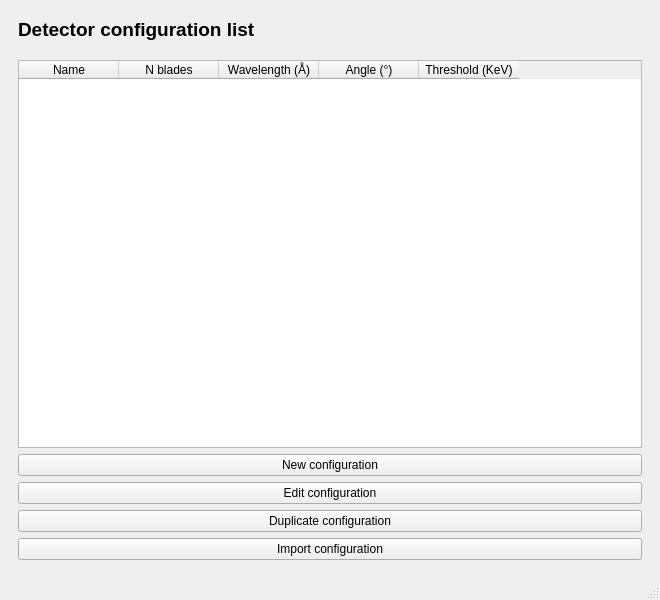
First picture: the form in efficiencyCalculator/efficiencyMainwindow2.ui, repository ess-dg/dg_efficiencyCalculator, before the edit.
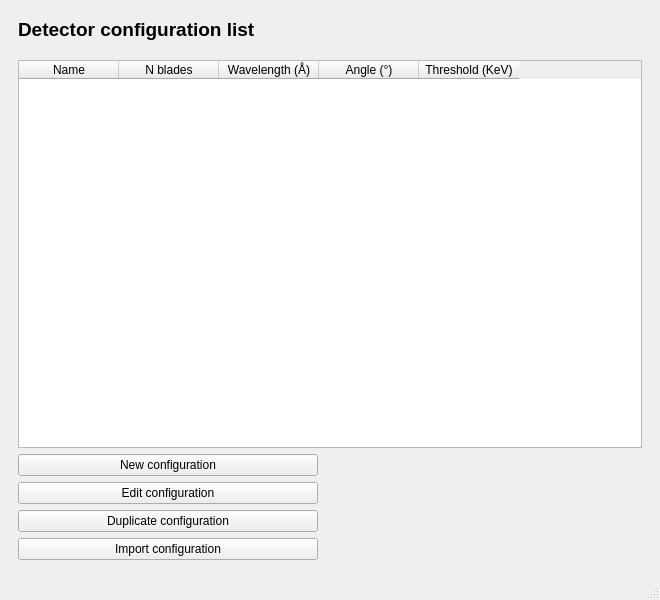
Second picture: the form after the edit.

```diff
--- a/efficiencyCalculator/efficiencyMainwindow2.ui
+++ b/efficiencyCalculator/efficiencyMainwindow2.ui
@@ -84,6 +84,24 @@
           <layout class="QVBoxLayout" name="verticalLayout_2">
            <item>
             <widget class="QPushButton" name="addButton">
+             <property name="sizePolicy">
+              <sizepolicy hsizetype="MinimumExpanding" vsizetype="Maximum">
+               <horstretch>0</horstretch>
+               <verstretch>0</verstretch>
+              </sizepolicy>
+             </property>
+             <property name="maximumSize">
+              <size>
+               <width>300</width>
+               <height>16777215</height>
+              </size>
+             </property>
+             <property name="cursor">
+              <cursorShape>PointingHandCursor</cursorShape>
+             </property>
+             <property name="layoutDirection">
+              <enum>Qt::LeftToRight</enum>
+             </property>
              <property name="text">
               <string>New configuration</string>
              </property>
@@ -91,6 +109,12 @@
            </item>
            <item>
             <widget class="QPushButton" name="editButton">
+             <property name="maximumSize">
+              <size>
+               <width>300</width>
+               <height>16777215</height>
+              </size>
+             </property>
              <property name="text">
               <string>Edit configuration</string>
              </property>
@@ -98,6 +122,12 @@
            </item>
            <item>
             <widget class="QPushButton" name="duplicateButton">
+             <property name="maximumSize">
+              <size>
+               <width>300</width>
+               <height>16777215</height>
+              </size>
+             </property>
              <property name="text">
               <string>Duplicate configuration</string>
              </property>
@@ -105,6 +135,12 @@
            </item>
            <item>
             <widget class="QPushButton" name="importButton">
+             <property name="maximumSize">
+              <size>
+               <width>300</width>
+               <height>16777215</height>
+              </size>
+             </property>
              <property name="text">
               <string>Import configuration</string>
              </property>
```
